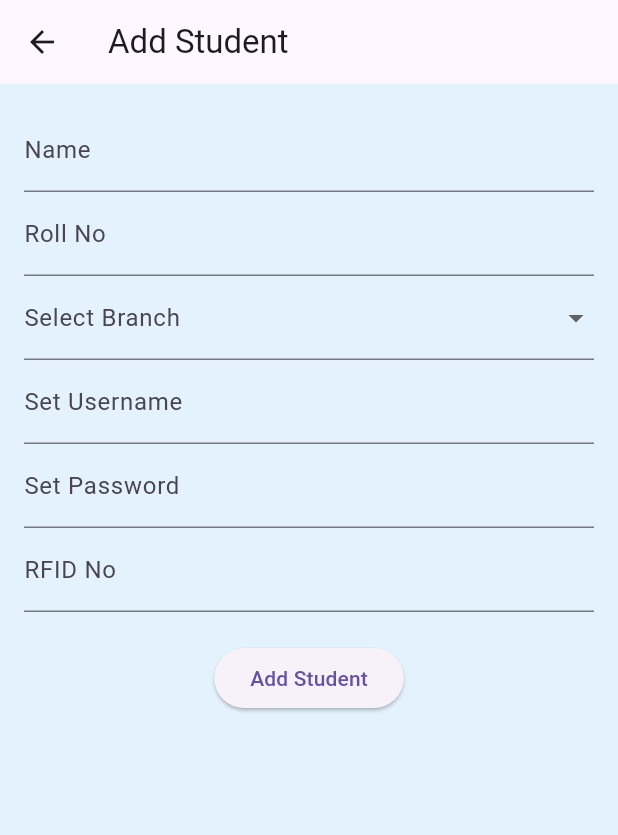
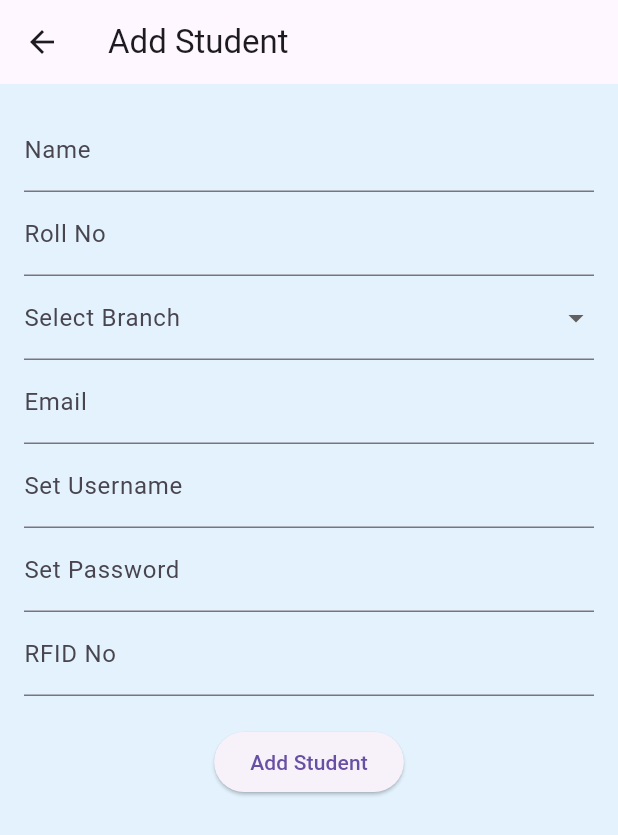
Before and after one commit to ganeshr3120/Smart-attendance-iot-system-with-app, a Flutter app: the AddStudentScreen screen opened directly, on a phone screen of 412 x 824 dp. Shown: the top 835 px of the screen. Run offline on Flutter 3.47's test engine with Material 3 defaults, Android fonts, the light colour scheme and no system bars; our stand-ins replace shared_preferences; accounts and stored records are empty.

Commit message:
added email while adding student

```diff
--- a/lib/screens/add_student_screen.dart
+++ b/lib/screens/add_student_screen.dart
@@ -13,6 +13,7 @@ class _AddStudentScreenState extends State<AddStudentScreen> {
   final TextEditingController _rollNoController = TextEditingController();
   final TextEditingController _usernameController = TextEditingController();
   final TextEditingController _passwordController = TextEditingController();
+  final TextEditingController _emailId = TextEditingController();
   final TextEditingController _rfidController = TextEditingController();
 
   String? _selectedBranch; // Holds the selected branch
@@ -31,6 +32,7 @@ class _AddStudentScreenState extends State<AddStudentScreen> {
 
     String username = _usernameController.text.trim();
     String password = _passwordController.text.trim();
+    String email = _emailId.text.trim();
     String name = _nameController.text.trim();
     String rollNo = _rollNoController.text.trim();
     String rfid = _rfidController.text.trim();
@@ -38,6 +40,7 @@ class _AddStudentScreenState extends State<AddStudentScreen> {
     if (username.isNotEmpty &&
         password.isNotEmpty &&
         name.isNotEmpty &&
+        email.isNotEmpty &&
         rollNo.isNotEmpty &&
         _selectedBranch != null) {
       // Store student details properly
@@ -46,6 +49,7 @@ class _AddStudentScreenState extends State<AddStudentScreen> {
       await prefs.setString('${username}_rollNo', rollNo);
       await prefs.setString('${username}_branch', _selectedBranch!);
       await prefs.setString('${username}_rfid', rfid);
+      await prefs.setString('${username}_rfid', email);
 
       // Initialize attendance
       await prefs.setInt('${username}_total_classes', 0);
@@ -96,6 +100,10 @@ class _AddStudentScreenState extends State<AddStudentScreen> {
               },
             ),
             TextField(
+              controller: _emailId,
+              decoration: InputDecoration(labelText: 'Email'),
+            ),
+            TextField(
               controller: _usernameController,
               decoration: InputDecoration(labelText: 'Set Username'),
             ),
```
